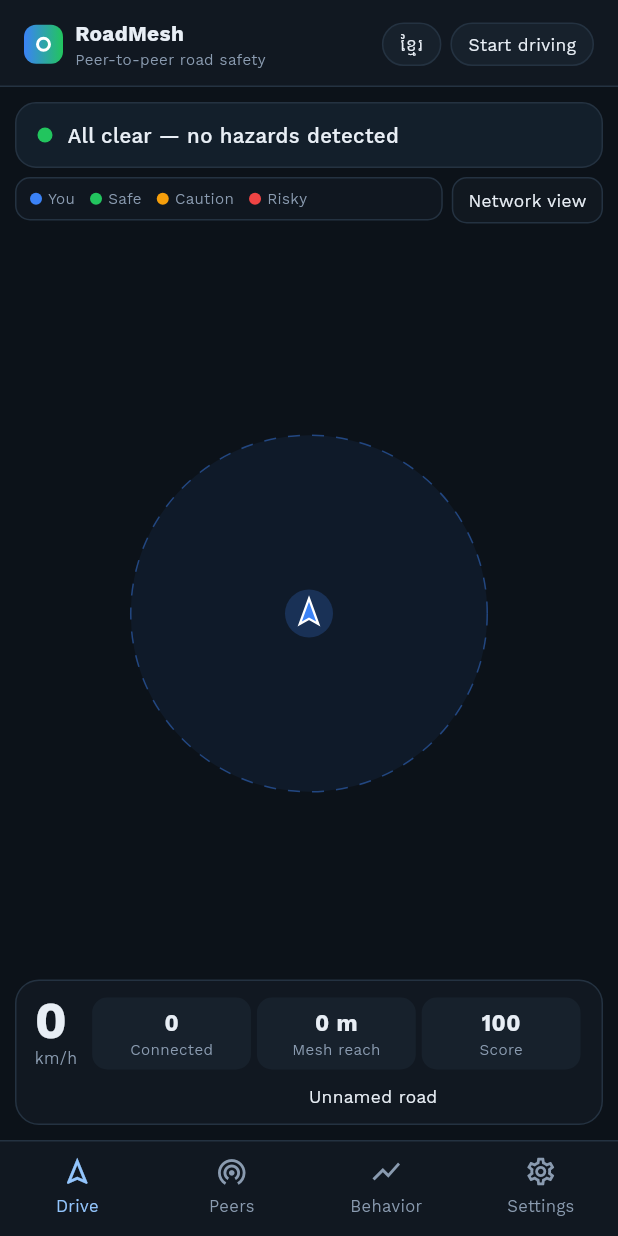
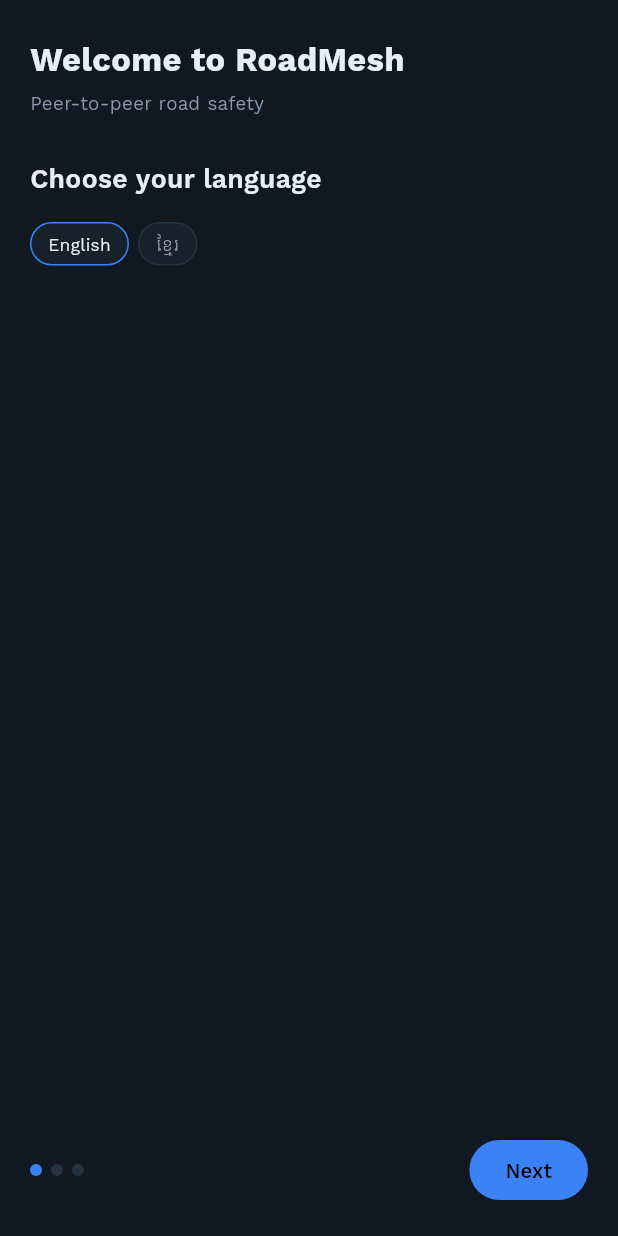
Before and after one commit to sophearasen-hue/roadmesh, a Flutter app: the screen it shows after launch, on a phone screen of 412 x 824 dp. Run offline on Flutter 3.47's test engine with Material 3 defaults, Android fonts, the phone set to English and light mode, and no system bars; our stand-ins replace shared_preferences; generated files the repository leaves out were written again.

Commit message:
Step 14: onboarding (language, vehicle type, safety notice), vehicle type setting
Co-Authored-By: Claude Opus 5.5 <noreply@anthropic.com>
Claude-Session: https://claude.ai/code/session_01RWfR7Q8iemMbAbKnTj867k

```diff
--- a/app/lib/main.dart
+++ b/app/lib/main.dart
@@ -8,6 +8,7 @@ import 'ui/carplay.dart';
 import 'ui/controller.dart';
 import 'ui/demo.dart';
 import 'ui/home.dart';
+import 'ui/onboarding.dart';
 import 'ui/style.dart';
 
 Future<void> main() async {
@@ -67,7 +68,7 @@ class _RoadMeshAppState extends State<RoadMeshApp> {
     await RoadMeshRadio.start(
       notificationTitle: l.notifTitle,
       notificationText: l.notifText,
-      vehicleType: c.motorbikeMode ? 1 : 0,
+      vehicleType: c.vehicleType,
     );
     setState(() => _driving = true);
   }
@@ -99,6 +100,7 @@ class _RoadMeshAppState extends State<RoadMeshApp> {
               carPlayModel(AppLocalizations.of(context), u, muted: c.muted),
             );
           }
+          if (!c.onboarded) return OnboardingScreen(c: c);
           return HomeScreen(
             c: c,
             driving: _driving,
--- a/app/lib/ui/controller.dart
+++ b/app/lib/ui/controller.dart
@@ -46,6 +46,28 @@ class DriveController extends ChangeNotifier {
     if (lang == 'en' || lang == 'km') locale = Locale(lang!);
     motorbikeMode = prefs?.getBool(_kMoto) ?? false;
     muted = prefs?.getBool(_kMuted) ?? false;
+    onboarded = prefs?.getBool(_kOnboarded) ?? false;
+    vehicleType = prefs?.getInt(_kVehicle) ?? 1;
+  }
+
+  /// The driver has seen the safety notice and chosen language and vehicle (SPEC §9).
+  bool onboarded = false;
+
+  /// Own vehicle type code (0 car, 1 motorbike, 2 tuk-tuk, 3 truck) for the safety message.
+  int vehicleType = 1;
+
+  /// Vehicle type, remembered.
+  Future<void> setVehicleType(int code) async {
+    vehicleType = code;
+    notifyListeners();
+    await prefs?.setInt(_kVehicle, code);
+  }
+
+  /// The driver accepted the safety notice (AUDIT L-07).
+  Future<void> finishOnboarding() async {
+    onboarded = true;
+    notifyListeners();
+    await prefs?.setBool(_kOnboarded, true);
   }
 
   /// Alert sounds muted (from Settings or the CarPlay Mute button).
@@ -61,6 +83,8 @@ class DriveController extends ChangeNotifier {
   static const _kLang = 'language';
   static const _kMoto = 'motorbikeMode';
   static const _kMuted = 'muted';
+  static const _kOnboarded = 'onboarded';
+  static const _kVehicle = 'vehicleType';
 
   /// Persistent settings (null in some tests).
   final SharedPreferences? prefs;
--- /dev/null
+++ b/app/lib/ui/onboarding.dart
@@ -0,0 +1,154 @@
+/// First run (SPEC §9 "Onboarding", AUDIT L-07): language first, then vehicle type, then
+/// the safety notice and privacy summary, which the driver must accept once. Permissions
+/// are asked when the first drive starts. Never shown while moving (it runs before any
+/// drive starts).
+library;
+
+import 'package:flutter/material.dart';
+
+import '../l10n/app_localizations.dart';
+import 'controller.dart';
+import 'style.dart';
+import 'widgets.dart';
+
+/// Vehicle types offered (codes as in the safety message).
+const vehicleChoices = [1, 0, 2, 3];
+
+/// The onboarding flow.
+class OnboardingScreen extends StatefulWidget {
+  /// State.
+  const OnboardingScreen({super.key, required this.c});
+
+  /// State.
+  final DriveController c;
+
+  @override
+  State<OnboardingScreen> createState() => _OnboardingScreenState();
+}
+
+class _OnboardingScreenState extends State<OnboardingScreen> {
+  int _page = 0;
+
+  @override
+  Widget build(BuildContext context) {
+    final l = AppLocalizations.of(context);
+    final c = widget.c;
+    final lang =
+        c.locale?.languageCode ?? Localizations.localeOf(context).languageCode;
+    final pages = [
+      _Page(
+        title: l.onboardLanguage,
+        body: Chips(
+          const ['English', 'ខ្មែរ'],
+          selected: lang == 'km' ? 1 : 0,
+          onTap: (i) => c.setLanguage(i == 1 ? 'km' : 'en'),
+          keys: const [Key('ob-en'), Key('ob-km')],
+        ),
+      ),
+      _Page(
+        title: l.onboardVehicle,
+        body: Chips(
+          [for (final v in vehicleChoices) typeName(l, v)],
+          selected: vehicleChoices.indexOf(c.vehicleType),
+          onTap: (i) => c.setVehicleType(vehicleChoices[i]),
+          keys: [for (final v in vehicleChoices) Key('ob-vehicle-$v')],
+        ),
+      ),
+      _Page(
+        title: l.safetyTitle,
+        body: Column(
+          crossAxisAlignment: CrossAxisAlignment.start,
+          children: [
+            Text(
+              l.safetyText,
+              key: const Key('safetyText'),
+              style: const TextStyle(fontSize: 14, height: 1.6),
+            ),
+            const SizedBox(height: 16),
+            Text(
+              l.privacy,
+              style: const TextStyle(fontSize: 13, fontWeight: FontWeight.w600),
+            ),
+            const SizedBox(height: 6),
+            Text(
+              l.privacyTxt,
+              style: const TextStyle(
+                fontSize: 12.5,
+                color: C.muted,
+                height: 1.6,
+              ),
+            ),
+          ],
+        ),
+      ),
+    ];
+    final last = _page == pages.length - 1;
+    return Scaffold(
+      backgroundColor: C.panel,
+      body: SafeArea(
+        child: Padding(
+          padding: const EdgeInsets.fromLTRB(20, 24, 20, 20),
+          child: Column(
+            crossAxisAlignment: CrossAxisAlignment.stretch,
+            children: [
+              Text(
+                l.onboardWelcome,
+                style: const TextStyle(
+                  fontSize: 22,
+                  fontWeight: FontWeight.w700,
+                ),
+              ),
+              const SizedBox(height: 4),
+              Text(
+                l.tagline,
+                style: const TextStyle(fontSize: 13, color: C.muted),
+              ),
+              const SizedBox(height: 28),
+              Expanded(child: SingleChildScrollView(child: pages[_page])),
+              Row(
+                children: [
+                  for (var i = 0; i < pages.length; i++)
+                    Container(
+                      width: 8,
+                      height: 8,
+                      margin: const EdgeInsets.only(right: 6),
+                      decoration: BoxDecoration(
+                        shape: BoxShape.circle,
+                        color: i == _page ? C.blue : C.line,
+                      ),
+                    ),
+                  const Spacer(),
+                  FilledButton(
+                    key: Key(last ? 'ob-accept' : 'ob-next'),
+                    onPressed: () =>
+                        last ? c.finishOnboarding() : setState(() => _page++),
+                    child: Text(last ? l.onboardAccept : l.onboardNext),
+                  ),
+                ],
+              ),
+            ],
+          ),
+        ),
+      ),
+    );
+  }
+}
+
+class _Page extends StatelessWidget {
+  const _Page({required this.title, required this.body});
+  final String title;
+  final Widget body;
+
+  @override
+  Widget build(BuildContext context) => Column(
+    crossAxisAlignment: CrossAxisAlignment.start,
+    children: [
+      Text(
+        title,
+        style: const TextStyle(fontSize: 18, fontWeight: FontWeight.w600),
+      ),
+      const SizedBox(height: 16),
+      body,
+    ],
+  );
+}
```
Also changed, not shown: app/lib/l10n/app_en.arb (+32 -0 lines), app/lib/l10n/app_km.arb (+32 -0 lines), app/lib/ui/settings_screen.dart (+9 -0 lines), 7 other files.
